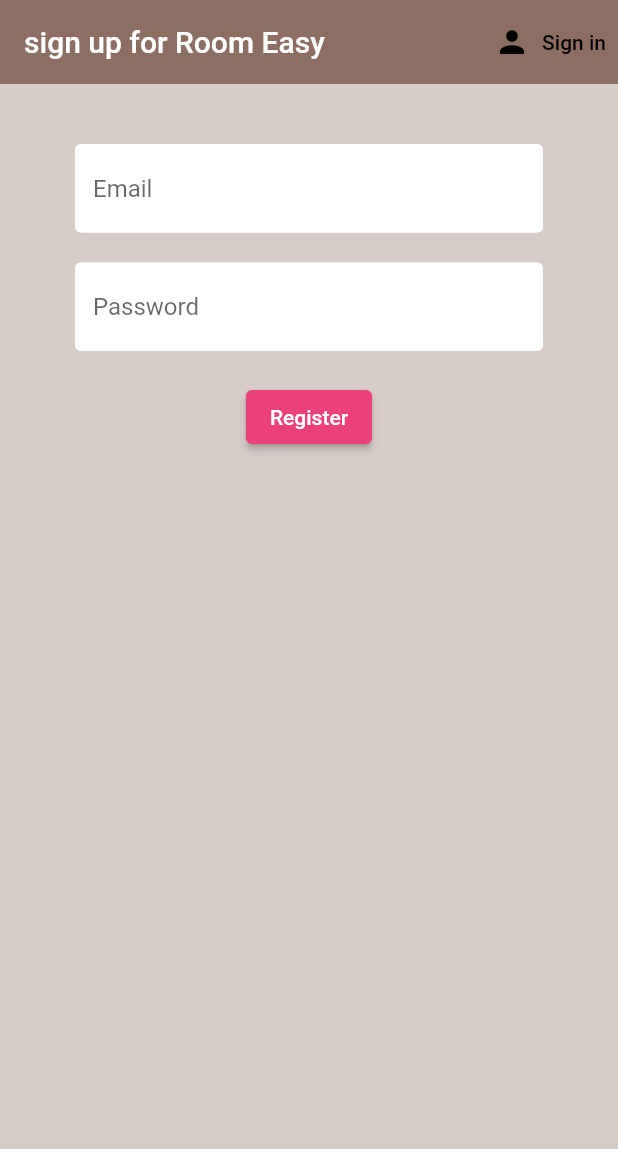
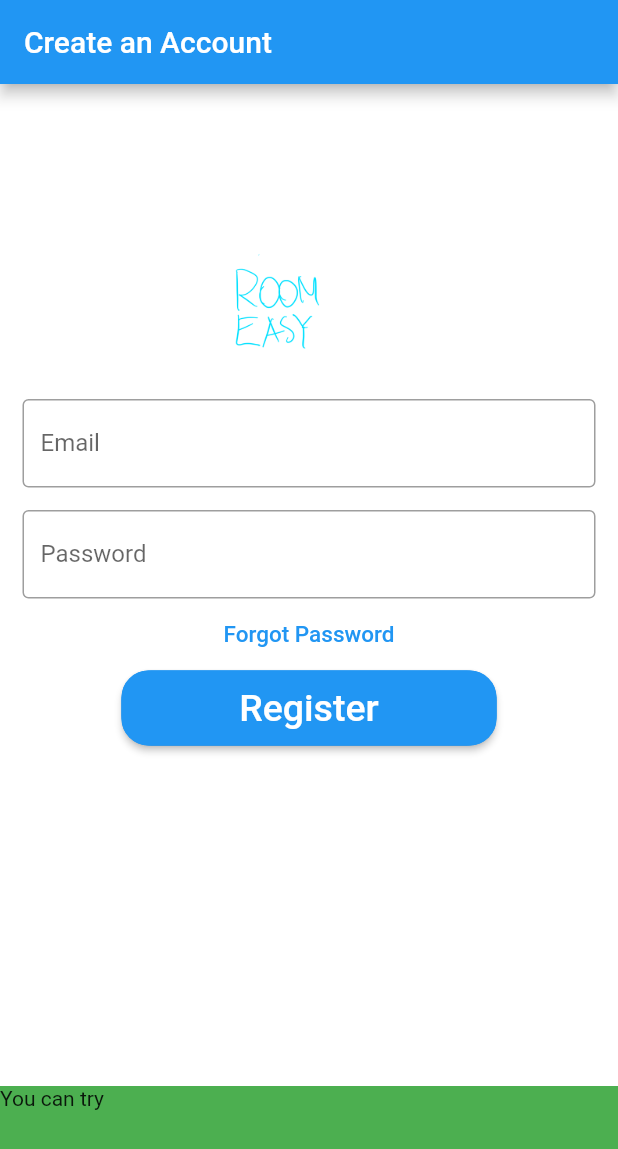
Before and after one commit to allyson-y/RoomEasy, a Flutter app: the screen it shows after launch, after a tap on "Create new account", on a phone screen of 412 x 824 dp. Shown: the top 1149 px of the screen. Run offline on Flutter 3.47's test engine with Material 2 defaults, Android fonts, the phone set to English and light mode, and no system bars; our stand-ins replace firebase_auth, firebase_core; accounts and stored records are empty.

Commit message:
handled back button + registration UI overhaul 1)back button from sign in/register widgets now go to preregistration widget
Todo:
1) Decide what to do if user decides to exit the registration screen before verifying the email.

```diff
--- a/RoomEasy/room_easy/lib/screens/authenticate/register.dart
+++ b/RoomEasy/room_easy/lib/screens/authenticate/register.dart
@@ -11,7 +11,8 @@ import 'package:room_easy/services/auth.dart';
 
 class Register extends StatefulWidget {
   final Function toggleView;
-  Register({ this.toggleView });
+
+  Register({this.toggleView});
 
   @override
   _RegisterState createState() => _RegisterState();
@@ -26,72 +27,102 @@ class _RegisterState extends State<Register> {
   bool loading = false;
 
   Timer timer;
+
   @override
   Widget build(BuildContext context) {
     final _authService = context.watch<AuthService>();
 
-
     return loading
         ? Loading()
-        : Scaffold(
-            backgroundColor: Colors.brown[100],
+        : WillPopScope(
+          onWillPop: (){
+            widget.toggleView(0);
+          },
+          child: Scaffold(
+              backgroundColor: Colors.white,
               appBar: AppBar(
-              backgroundColor: Colors.brown[400],
-              elevation: 0.0,
-              title: Text("sign up for Room Easy"),
-              actions: <Widget>[
-                TextButton.icon(
-                    onPressed: () {
-                      //widget.toggleView();
-                    },
-                    style: TextButton.styleFrom(primary: Colors.black),
-                    icon: Icon(Icons.person),
-                    label: Text("Sign in"))
-              ],
+                title: Text("Create an Account"),
               ),
-            body: Container(
-              padding: EdgeInsets.symmetric(vertical: 20, horizontal: 50),
-              child: Form(
+              body: Form(
                 key: _formKey,
                 child: Column(
                   children: <Widget>[
-                    SizedBox(
-                      height: 20,
+                    Padding(
+                      padding: const EdgeInsets.only(top: 60.0),
+                      child: Center(
+                        child: Container(
+                            width: 200,
+                            height: 150,
+                            /*decoration: BoxDecoration(
+                            color: Colors.red,
+                            borderRadius: BorderRadius.circular(50.0)),*/
+                            child: Image.asset('assets/roomEasy.png')),
                       ),
-                    TextFormField(
-                      decoration:
-                          textInputDecoration.copyWith(hintText: "Email"),
+                    ),
+                    Padding(
+                      //padding: const EdgeInsets.only(left:15.0,right: 15.0,top:0,bottom: 0),
+                      padding: EdgeInsets.symmetric(horizontal: 15),
+                      child: TextFormField(
                         validator: (val) {
                           return val.isEmpty ? "Enter email" : null;
                         },
                         onChanged: (val) {
-                        setState(() {
                           email = val;
-                        });
                         },
+                        decoration: InputDecoration(
+                            border: OutlineInputBorder(),
+                            labelText: 'Email',
+                            hintText: 'Enter valid email id as abc@gmail.com'),
                       ),
-                    SizedBox(
-                      height: 20,
                     ),
-                    TextFormField(
-                      decoration:
-                          textInputDecoration.copyWith(hintText: "Password"),
+                    Padding(
+                      padding: const EdgeInsets.only(
+                          left: 15.0, right: 15.0, top: 15, bottom: 0),
+                      //padding: EdgeInsets.symmetric(horizontal: 15),
+                      child: TextFormField(
+                        onChanged: (val) {
+                          password = val;
+                        },
                         validator: (val) {
                           return val.length < 6
                               ? "Enter at least 6 characters for password"
                               : null;
                         },
                         obscureText: true,
-                      onChanged: (val) {
-                        setState(() {
-                          password = val;
-                        });
+                        decoration: InputDecoration(
+                            border: OutlineInputBorder(),
+                            labelText: 'Password',
+                            hintText: 'Enter secure password'),
+                      ),
+                    ),
+                    TextButton(
+                      onPressed: () {
+                        //TODO FORGOT PASSWORD SCREEN GOES HERE
                       },
+                      child: Text(
+                        'Forgot Password',
+                        style: TextStyle(color: Colors.blue, fontSize: 15),
                       ),
-                    SizedBox(
-                      height: 20,
                     ),
-                    ElevatedButton(
+                    Container(
+                      height: 50,
+                      width: 250,
+                      decoration: BoxDecoration(
+                          color: Colors.blue,
+                          borderRadius: BorderRadius.circular(20)),
+                      child: ElevatedButton(
+                        style: ButtonStyle(
+                          shape:
+                              MaterialStateProperty.all<RoundedRectangleBorder>(
+                            RoundedRectangleBorder(
+                              borderRadius: BorderRadius.circular(18.0),
+                              side: BorderSide(
+                                color: Colors.blue,
+                                width: 2.0,
+                              ),
+                            ),
+                          ),
+                        ),
                         onPressed: () async {
                           if (_formKey.currentState.validate()) {
                             setState(() {
@@ -121,7 +152,8 @@ class _RegisterState extends State<Register> {
                               });
                               _authService.sendVerificationEmail();
                               setState(() {
-                              note = "verification email sent to ${_authService.user}";
+                                note =
+                                    "verification email sent to ${_authService.user}";
                               });
                             }
 
@@ -132,28 +164,31 @@ class _RegisterState extends State<Register> {
                           } else {}
                         },
                         child: Text(
-                        "Register",
-                        style: TextStyle(color: Colors.white),
+                          'Register',
+                          style: TextStyle(color: Colors.white, fontSize: 25),
                         ),
-                      style:
-                          ElevatedButton.styleFrom(primary: Colors.pink[400]),
                       ),
-                    SizedBox(
-                      height: 20,
                     ),
-                    Text(error, style: TextStyle(color: Colors.pink)),
-                    SizedBox(
-                      height: 20,
+                    Expanded(
+                      child: Align(
+                        alignment: Alignment.bottomCenter,
+                        child: InkWell(
+                            onTap: () {
+                              widget.toggleView(1);
+                            },
+                            child: Container(
+                              width: double.infinity,
+                              height: 100,
+                              color: Colors.green,
+                              child: Text('You can try'),
+                            )),
                       ),
-                    Text(note, style: TextStyle(color: Colors.pink)),
+                    ),
                   ],
                 ),
               ),
             ),
         );
-
-
-
   }
 
   Future<void> sendVerificationEmail(AuthService _authService) async {
@@ -171,7 +206,6 @@ class _RegisterState extends State<Register> {
     User user = _authService.auth.currentUser;
     await user.reload();
     if (user.emailVerified) {
-
       timer.cancel();
 
       //https://stackoverflow.com/questions/51484032/flutter-navigation-push-replacement-is-not-working-when-not-placed-in-the-first
--- a/RoomEasy/room_easy/lib/screens/authenticate/sign_in.dart
+++ b/RoomEasy/room_easy/lib/screens/authenticate/sign_in.dart
@@ -11,7 +11,8 @@ import 'package:room_easy/screens/home/survey.dart';
 
 class SignIn extends StatefulWidget {
   final Function toggleView;
-  SignIn({ this.toggleView });
+
+  SignIn({this.toggleView});
 
   @override
   _SignInState createState() => _SignInState();
@@ -30,12 +31,16 @@ class _SignInState extends State<SignIn> {
   Widget build(BuildContext context) {
     return loading
         ? Loading()
-        : Scaffold(
+        : WillPopScope(
+          onWillPop: (){
+            widget.toggleView(0);
+          },
+          child: Scaffold(
               backgroundColor: Colors.white,
               appBar: AppBar(
                 title: Text("Login Page"),
               ),
-      body:  Form(
+              body: Form(
                 key: _formKey,
                 child: Column(
                   children: <Widget>[
@@ -55,13 +60,12 @@ class _SignInState extends State<SignIn> {
                       //padding: const EdgeInsets.only(left:15.0,right: 15.0,top:0,bottom: 0),
                       padding: EdgeInsets.symmetric(horizontal: 15),
                       child: TextFormField(
-                  validator: (val){
+                        validator: (val) {
                           return val.isEmpty ? "Enter email" : null;
                         },
                         onChanged: (val) {
                           email = val;
                         },
-
                         decoration: InputDecoration(
                             border: OutlineInputBorder(),
                             labelText: 'Email',
@@ -76,8 +80,6 @@ class _SignInState extends State<SignIn> {
                         onChanged: (val) {
                           password = val;
                         },
-
-
                         obscureText: true,
                         decoration: InputDecoration(
                             border: OutlineInputBorder(),
@@ -86,7 +88,7 @@ class _SignInState extends State<SignIn> {
                       ),
                     ),
                     TextButton(
-                onPressed: (){
+                      onPressed: () {
                         //TODO FORGOT PASSWORD SCREEN GOES HERE
                       },
                       child: Text(
@@ -98,10 +100,12 @@ class _SignInState extends State<SignIn> {
                       height: 50,
                       width: 250,
                       decoration: BoxDecoration(
-                    color: Colors.blue, borderRadius: BorderRadius.circular(20)),
+                          color: Colors.blue,
+                          borderRadius: BorderRadius.circular(20)),
                       child: ElevatedButton(
                         style: ButtonStyle(
-                    shape: MaterialStateProperty.all<RoundedRectangleBorder>(
+                          shape:
+                              MaterialStateProperty.all<RoundedRectangleBorder>(
                             RoundedRectangleBorder(
                               borderRadius: BorderRadius.circular(18.0),
                               side: BorderSide(
@@ -112,25 +116,22 @@ class _SignInState extends State<SignIn> {
                           ),
                         ),
                         onPressed: () async {
-
-                    dynamic result = await _authService.signInWithEmailAndPassword(email, password);
+                          dynamic result = await _authService
+                              .signInWithEmailAndPassword(email, password);
                           await _authService.auth.currentUser.reload();
-                      if (_authService.auth.currentUser == null || !_authService.auth.currentUser.emailVerified)
-                        {
+                          if (_authService.auth.currentUser == null ||
+                              !_authService.auth.currentUser.emailVerified) {
                             showAlertDialog(context, "email not verified");
-                        }
-                      else {
+                          } else {
                             if (result == "user-not-found" ||
                                 result == 'invalid-email') {
                               showAlertDialog(
                                   context, "no account found with that email");
-                        }
-                        else if (result == "wrong-password") {
+                            } else if (result == "wrong-password") {
                               print("breh");
                               showAlertDialog(context, "wrong password");
-                        }
-                        else { //valid email
-
+                            } else {
+                              //valid email
 
                             }
                           }
@@ -144,26 +145,27 @@ class _SignInState extends State<SignIn> {
                     Expanded(
                       child: Align(
                         alignment: Alignment.bottomCenter,
-                  child: InkWell(onTap: (){
+                        child: InkWell(
+                            onTap: () {
                               widget.toggleView(2);
-                  },child: Container( width: double.infinity,height: 100,color: Colors.green, child: Text('You can try'),)),
+                            },
+                            child: Container(
+                              width: double.infinity,
+                              height: 100,
+                              color: Colors.green,
+                              child: Text('You can try'),
+                            )),
                       ),
                     ),
-
-
-
                   ],
-
                 ),
               ),
-
+            ),
         );
   }
+}
 
-
-}
 showAlertDialog(BuildContext context, String message) {
-
   // set up the AlertDialog
   AlertDialog alert = AlertDialog(
     title: Text("My title"),
--- a/RoomEasy/room_easy/lib/screens/wrapper.dart
+++ b/RoomEasy/room_easy/lib/screens/wrapper.dart
@@ -17,11 +17,13 @@ class Wrapper extends StatefulWidget {
 class _WrapperState extends State<Wrapper> {
   @override
   void initState() {
+    print("STATE INIT");
     // TODO: implement initState
-    super.initState();
     if (AuthService().auth.currentUser != null) {
       AuthService().auth.currentUser.reload();
     }
+
+    super.initState();
 
   }
   @override
```
Lines whose indentation alone changed are shown as unchanged.
